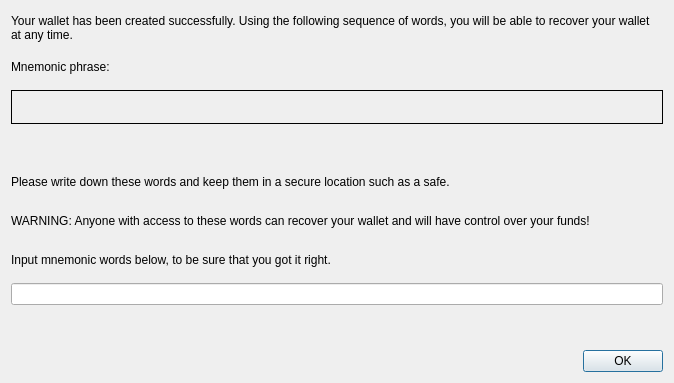
The window that src/qt/forms/notifymnemonic.ui (firoorg/firo) describes before a commit, drawn with Qt 5.
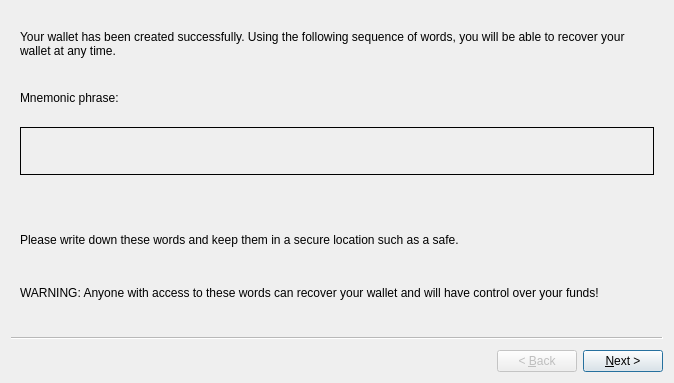
The same window after the commit.

Commit message: Creating wizard for notification wondow

Diff of the .ui file:
```diff
--- a/src/qt/forms/notifymnemonic.ui
+++ b/src/qt/forms/notifymnemonic.ui
@@ -1,7 +1,7 @@
 <?xml version="1.0" encoding="UTF-8"?>
 <ui version="4.0">
     <class>NotifyMnemonic</class>
-    <widget class="QDialog" name="NotifyMnemonic">
+    <widget class="QWizard" name="NotifyMnemonic">
         <property name="geometry">
             <rect>
                 <x>0</x>
@@ -10,9 +10,25 @@
                 <height>383</height>
             </rect>
         </property>
+        <property name="sizePolicy">
+            <sizepolicy hsizetype="Expanding" vsizetype="Expanding">
+                <horstretch>0</horstretch>
+                <verstretch>0</verstretch>
+            </sizepolicy>
+        </property>
         <property name="windowTitle">
             <string>Notification</string>
         </property>
+        <property name="options">
+            <set>QWizard::NoCancelButton</set>
+        </property>
+        <widget class="QWizardPage" name="wizardPage1">
+            <property name="sizePolicy">
+                <sizepolicy hsizetype="Expanding" vsizetype="Expanding">
+                    <horstretch>0</horstretch>
+                    <verstretch>0</verstretch>
+                </sizepolicy>
+            </property>
         <layout class="QVBoxLayout" name="verticalLayout">
             <item>
                 <widget class="QLabel" name="textLabel">
@@ -110,10 +126,20 @@
                     </property>
                 </widget>
             </item>
+            </layout>
+        </widget>
+        <widget class="QWizardPage" name="wizardPage2">
+            <property name="sizePolicy">
+                <sizepolicy hsizetype="Expanding" vsizetype="Expanding">
+                    <horstretch>0</horstretch>
+                    <verstretch>0</verstretch>
+                </sizepolicy>
+            </property>
+            <layout class="QVBoxLayout" name="verticalLayout">
             <item>
                 <widget class="QLabel" name="textLabel3">
                     <property name="text">
-                        <string>Input mnemonic words below, to be sure that you got it right.</string>
+                            <string>Input mnemonic words below from your notes, to be sure that you got it right.</string>
                     </property>
                     <property name="wordWrap">
                         <bool>true</bool>
@@ -121,7 +147,17 @@
                 </widget>
             </item>
             <item>
-                <widget class="QLineEdit" name="words"/>
+                    <widget class="QTextEdit" name="words">
+                    <property name="sizePolicy">
+                        <sizepolicy hsizetype="Preferred" vsizetype="Preferred">
+                            <horstretch>0</horstretch>
+                            <verstretch>0</verstretch>
+                        </sizepolicy>
+                    </property>
+                    <property name="sizeAdjustPolicy">
+                        <enum>QAbstractScrollArea::AdjustToContents</enum>
+                    </property>
+                    </widget>
             </item>
             <item>
                 <widget class="QLabel" name="errorMessage">
@@ -133,17 +169,8 @@
                     </property>
                 </widget>
             </item>
-            <item>
-                <widget class="QDialogButtonBox" name="buttonBox">
-                    <property name="orientation">
-                        <enum>Qt::Horizontal</enum>
-                    </property>
-                    <property name="standardButtons">
-                        <set>QDialogButtonBox::Ok</set>
-                    </property>
-                </widget>
-            </item>
-        </layout>
+            </layout>
+        </widget>
     </widget>
     <resources/>
     <connections>
```
Left out of the diff: 16 changed lines with no effect on the pictures. Lines whose indentation alone changed are shown as unchanged. The commit also changes 2 other files.
